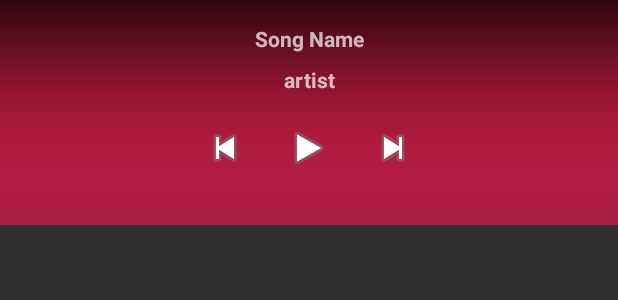
After one commit to ajayrwarrier/Vibe-MusicApp, an Android app: the layout layout_widget.xml on its own in the app's theme, with its tools: preview values and no code run, on a phone screen of 412 x 824 dp. The commit adds this screen. Shown: the top 300 px of the screen. Run offline under Robolectric (Android 15) with nearby library versions, the phone set to English and light mode, and no system bars.

Commit message:
Added Widget Functionality
Added Widget Functionality

```diff
--- a/app/src/main/res/layout/activity_music_home.xml
+++ b/app/src/main/res/layout/activity_music_home.xml
@@ -29,6 +29,7 @@
         android:layout_height="wrap_content"
         android:layout_marginTop="8dp"
         android:ellipsize="marquee"
+        android:contentDescription="@string/artist_descr"
         android:focusable="true"
         android:focusableInTouchMode="true"
         android:marqueeRepeatLimit="marquee_forever"
@@ -41,6 +42,7 @@
     <TextView
         android:id="@+id/nowSong"
         android:layout_width="200dp"
+        android:contentDescription="@string/songdescr"
         android:layout_height="wrap_content"
         android:layout_marginTop="24dp"
         android:ellipsize="marquee"
--- /dev/null
+++ b/app/src/main/res/layout/layout_widget.xml
@@ -0,0 +1,91 @@
+<?xml version="1.0" encoding="utf-8"?>
+<LinearLayout xmlns:android="http://schemas.android.com/apk/res/android"
+              android:id="@+id/widget"
+              android:layout_width="match_parent"
+              android:layout_height="150dp"
+              android:background="@drawable/toolbackground"
+              android:orientation="vertical">
+
+    <TextView
+        android:id="@+id/nowSong"
+        android:layout_width="200dp"
+        android:contentDescription="@string/songdescr"
+        android:layout_height="wrap_content"
+        android:layout_gravity="center"
+        android:layout_marginEnd="16dp"
+        android:layout_marginLeft="16dp"
+        android:layout_marginRight="16dp"
+        android:layout_marginStart="16dp"
+        android:layout_marginTop="16dp"
+        android:ellipsize="marquee"
+        android:focusable="true"
+        android:focusableInTouchMode="true"
+        android:fontFamily="sans-serif"
+        android:gravity="center"
+        android:marqueeRepeatLimit="marquee_forever"
+        android:maxLines="1"
+        android:scrollHorizontally="true"
+        android:text="@string/song_name"
+        android:textStyle="normal|bold"/>
+
+    <TextView
+        android:id="@+id/nowArtist"
+        android:contentDescription="@string/artist_descr"
+        android:layout_width="200dp"
+        android:layout_height="wrap_content"
+        android:layout_gravity="center"
+        android:layout_marginTop="8dp"
+        android:ellipsize="marquee"
+        android:focusable="true"
+        android:focusableInTouchMode="true"
+        android:gravity="center"
+        android:marqueeRepeatLimit="marquee_forever"
+        android:maxLines="1"
+        android:text="@string/artist"
+        android:textAlignment="center"
+        android:textStyle="normal|bold"/>
+
+    <RelativeLayout
+        android:layout_width="match_parent"
+        android:layout_height="wrap_content"
+        android:layout_marginTop="20dp"
+        android:orientation="horizontal">
+
+        <ImageView
+            android:id="@+id/playButton"
+            android:layout_width="wrap_content"
+            android:layout_height="wrap_content"
+            android:layout_centerHorizontal="true"
+            android:background="@android:color/transparent"
+            android:contentDescription="@string/play_button"
+            android:src="@android:drawable/ic_media_play"
+            />
+
+        <ImageButton
+            android:id="@+id/nextButton"
+            android:layout_width="wrap_content"
+            android:layout_height="wrap_content"
+            android:layout_alignParentTop="true"
+            android:layout_marginLeft="24dp"
+            android:layout_marginStart="24dp"
+            android:layout_toEndOf="@+id/playButton"
+            android:layout_toRightOf="@+id/playButton"
+            android:background="@android:color/transparent"
+            android:contentDescription="@string/next_song_button"
+            android:src="@android:drawable/ic_media_next"/>
+
+        <ImageButton
+            android:id="@+id/previousButton"
+            android:layout_width="wrap_content"
+            android:layout_height="wrap_content"
+            android:layout_alignParentTop="true"
+            android:layout_marginEnd="24dp"
+            android:layout_marginRight="24dp"
+            android:layout_toLeftOf="@+id/playButton"
+            android:layout_toStartOf="@+id/playButton"
+            android:background="@android:color/transparent"
+            android:contentDescription="@string/previous_song_button"
+            android:src="@android:drawable/ic_media_previous"/>
+
+    </RelativeLayout>
+</LinearLayout>
--- a/app/src/main/res/layout/song_item.xml
+++ b/app/src/main/res/layout/song_item.xml
@@ -19,6 +19,7 @@
         android:ellipsize="end"
         android:maxLength="20"
         android:text="@string/song_name"
+        android:contentDescription="@string/songdescr"
         android:textColor="@color/white"
         android:textSize="18sp"
         app:layout_constraintHorizontal_bias="0.0"
@@ -31,6 +32,7 @@
         android:layout_width="wrap_content"
         android:layout_height="wrap_content"
         android:ellipsize="end"
+        android:contentDescription="@string/artist_descr"
         android:maxLength="20"
         android:text="@string/artist"
         android:textSize="12sp"
@@ -45,6 +47,7 @@
         android:layout_height="50dp"
         android:layout_marginLeft="8dp"
         android:layout_marginStart="8dp"
+        android:contentDescription="@string/thumbnail"
         android:layout_marginTop="16dp"
         app:layout_constraintHorizontal_bias="0.0"
         app:layout_constraintLeft_toLeftOf="parent"
@@ -68,6 +71,7 @@
         android:id="@+id/nextButton"
         android:layout_width="23dp"
         android:layout_height="0dp"
+        android:contentDescription="@string/next_song_button"
         android:layout_marginBottom="16dp"
         android:layout_marginEnd="8dp"
         android:layout_marginRight="8dp"
@@ -83,6 +87,7 @@
     <ImageView
         android:id="@+id/imageView2"
         android:layout_width="23dp"
+        android:contentDescription="@string/heart_sign"
         android:layout_height="26dp"
         android:layout_marginEnd="16dp"
         android:layout_marginRight="16dp"
--- a/app/src/main/res/values/dimens.xml
+++ b/app/src/main/res/values/dimens.xml
@@ -2,4 +2,5 @@
     <!-- Default screen margins, per the Android Design guidelines. -->
     <dimen name="activity_horizontal_margin">16dp</dimen>
     <dimen name="activity_vertical_margin">16dp</dimen>
+    <dimen name="widget_margin">8dp</dimen>
 </resources>
```
Also changed, not shown: app/build.gradle (+9 -0 lines), app/src/main/AndroidManifest.xml (+10 -0 lines), app/src/main/java/com/example/ajayrwarrier/vibe/MusicHomeActivity.java (+25 -23 lines), app/src/main/java/com/example/ajayrwarrier/vibe/MusicService.java (+24 -4 lines), app/src/main/java/com/example/ajayrwarrier/vibe/NowPlayingActivity.java (+6 -6 lines), app/src/main/java/com/example/ajayrwarrier/vibe/SongProvider.java (added, +100 -0 lines), app/src/main/res/layout/activity_now_playing.xml (+6 -4 lines), app/src/main/res/values/strings.xml (+14 -0 lines), app/src/main/res/xml/song_widget_info.xml (added, +10 -0 lines), 2 other files.
